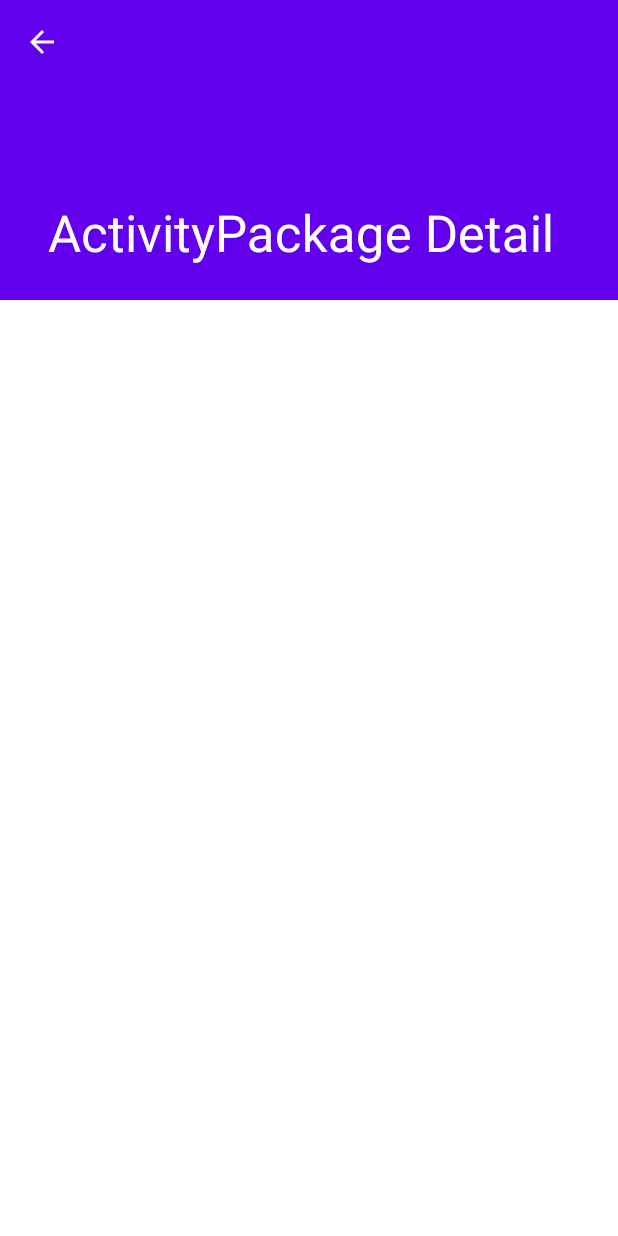
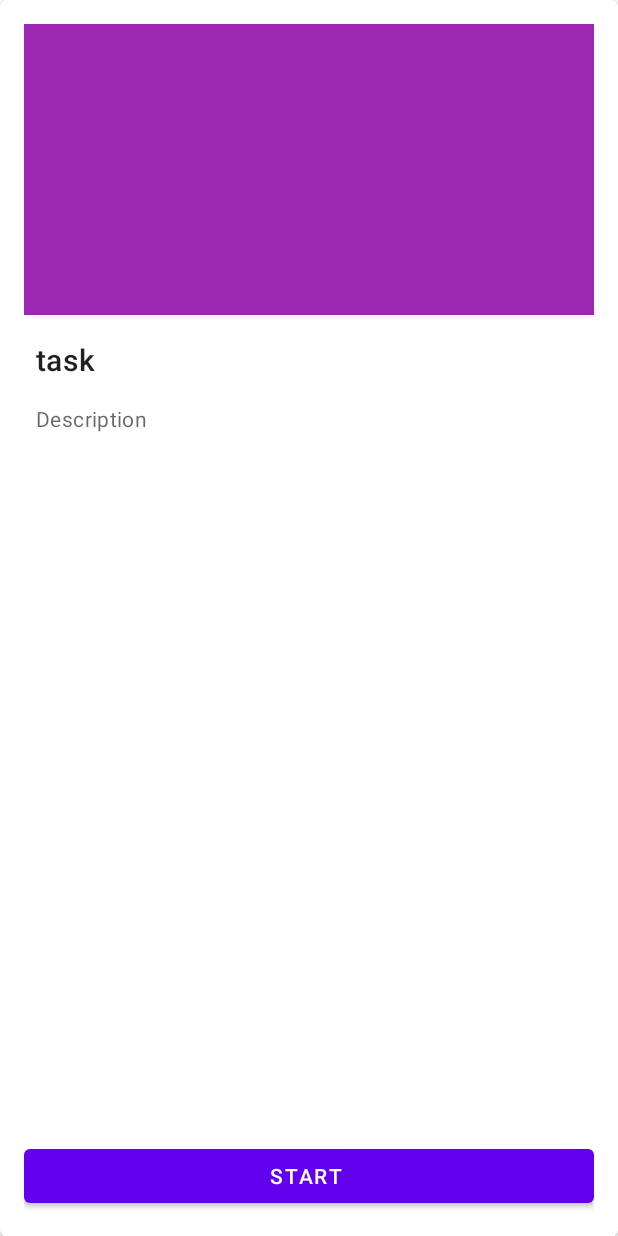
Before and after one commit to ZakharA/HappyActive, an Android app: the ActivityPackageDetailActivity screen opened directly, with no data from a screen before it, on a phone screen of 412 x 824 dp. Run offline under Robolectric (Android 15) with nearby library versions, the phone set to English and light mode, and no system bars; our stand-ins replace Room's generated code; 1 statement that could not run was skipped.

Commit message:
clean up activity UI

```diff
--- a/app/src/main/java/edu/monash/student/happyactive/ActivityPackageDetailActivity.java
+++ b/app/src/main/java/edu/monash/student/happyactive/ActivityPackageDetailActivity.java
@@ -29,14 +29,6 @@ public class ActivityPackageDetailActivity extends AppCompatActivity {
     protected void onCreate(Bundle savedInstanceState) {
         super.onCreate(savedInstanceState);
         setContentView(R.layout.activity_activitypackage_detail);
-        Toolbar toolbar = (Toolbar) findViewById(R.id.detail_toolbar);
-        setSupportActionBar(toolbar);
-
-        // Show the Up button in the action bar.
-        ActionBar actionBar = getSupportActionBar();
-        if (actionBar != null) {
-            actionBar.setDisplayHomeAsUpEnabled(true);
-        }
 
         // savedInstanceState is non-null when there is fragment state
         // saved from previous configurations of this activity
@@ -56,7 +48,7 @@ public class ActivityPackageDetailActivity extends AppCompatActivity {
             ActivityPackageDetailFragment fragment = new ActivityPackageDetailFragment();
             fragment.setArguments(arguments);
             getSupportFragmentManager().beginTransaction()
-                    .add(R.id.activitypackage_detail_container, fragment)
+                    .add(R.id.detail_fragment, fragment)
                     .commit();
         }
     }
--- a/app/src/main/java/edu/monash/student/happyactive/ActivityPackageListActivity.java
+++ b/app/src/main/java/edu/monash/student/happyactive/ActivityPackageListActivity.java
@@ -53,7 +53,7 @@ public class ActivityPackageListActivity extends AppCompatActivity {
         setSupportActionBar(toolbar);
         toolbar.setTitle(getTitle());
 
-        if (findViewById(R.id.activitypackage_detail_container) != null) {
+        if (findViewById(R.id.activitypackage_detail) != null) {
             // The detail container view will be present only in the
             // large-screen layouts (res/values-w900dp).
             // If this view is present, then the
@@ -98,7 +98,7 @@ public class ActivityPackageListActivity extends AppCompatActivity {
                     ActivityPackageDetailFragment fragment = new ActivityPackageDetailFragment();
                     fragment.setArguments(arguments);
                     mParentActivity.getSupportFragmentManager().beginTransaction()
-                            .replace(R.id.activitypackage_detail_container, fragment)
+                            .replace(R.id.activitypackage_detail, fragment)
                             .commit();
                 } else {
                     Context context = view.getContext();
--- a/app/src/main/java/edu/monash/student/happyactive/fragments/ActivityPackageDetailFragment.java
+++ b/app/src/main/java/edu/monash/student/happyactive/fragments/ActivityPackageDetailFragment.java
@@ -57,7 +57,6 @@ public class ActivityPackageDetailFragment extends Fragment {
         if (getArguments().containsKey(ARG_ITEM_ID)) {
             Activity activity = this.getActivity();
             selectedActivityId = activity.getIntent().getExtras().getLong(ActivityPackageDetailFragment.ARG_ITEM_ID);
-            appBarLayout = (CollapsingToolbarLayout) activity.findViewById(R.id.toolbar_layout);
 
         }
     }
@@ -65,7 +64,7 @@ public class ActivityPackageDetailFragment extends Fragment {
     @Override
     public View onCreateView(LayoutInflater inflater, ViewGroup container,
                              Bundle savedInstanceState) {
-        rootView = inflater.inflate(R.layout.activitypackage_detail, container, false);
+        rootView = inflater.inflate(R.layout.activity_activitypackage_detail, container, false);
         return rootView;
     }
 
@@ -74,8 +73,7 @@ public class ActivityPackageDetailFragment extends Fragment {
         super.onViewCreated(view, savedInstanceState);
         mPackageViewModel =  new ViewModelProvider(requireActivity(), new ActivityPackageViewModel.Factory(getActivity().getApplication())).get(ActivityPackageViewModel.class);
         mPackageViewModel.getActivityPackageById(selectedActivityId).observe(getViewLifecycleOwner(), activity -> {
-            appBarLayout.setTitle(activity.title);
-            ((TextView) rootView.findViewById(R.id.activitypackage_detail)).setText(activity.description);
+            //((TextView) rootView.findViewById(R.id.detail_fragment)).setText(activity.description);
         });
     }
 }
--- a/app/src/main/res/layout/activity_activitypackage_detail.xml
+++ b/app/src/main/res/layout/activity_activitypackage_detail.xml
@@ -1,44 +1,73 @@
 <?xml version="1.0" encoding="utf-8"?>
-<androidx.coordinatorlayout.widget.CoordinatorLayout xmlns:android="http://schemas.android.com/apk/res/android"
+<LinearLayout xmlns:android="http://schemas.android.com/apk/res/android"
     xmlns:app="http://schemas.android.com/apk/res-auto"
     xmlns:tools="http://schemas.android.com/tools"
     android:layout_width="match_parent"
     android:layout_height="match_parent"
+    android:id="@+id/detail_fragment"
     android:fitsSystemWindows="true"
-    tools:context=".ActivityPackageDetailActivity"
-    tools:ignore="MergeRootFrame">
+    tools:context=".ActivityPackageDetailActivity">
 
-    <com.google.android.material.appbar.AppBarLayout
-        android:id="@+id/app_bar"
+
+    <com.google.android.material.card.MaterialCardView
+        android:id="@+id/card"
         android:layout_width="match_parent"
-        android:layout_height="@dimen/app_bar_height"
-        android:fitsSystemWindows="true"
-        android:theme="@style/ThemeOverlay.AppCompat.Dark.ActionBar">
+        android:layout_height="match_parent">
 
-        <com.google.android.material.appbar.CollapsingToolbarLayout
-            android:id="@+id/toolbar_layout"
+
+        <androidx.constraintlayout.widget.ConstraintLayout
+            android:id="@+id/linearLayout"
             android:layout_width="match_parent"
             android:layout_height="match_parent"
-            android:fitsSystemWindows="true"
-            app:contentScrim="?attr/colorPrimary"
-            app:layout_scrollFlags="scroll|exitUntilCollapsed"
-            app:toolbarId="@+id/toolbar">
+            android:padding="16dp">
 
-            <androidx.appcompat.widget.Toolbar
-                android:id="@+id/detail_toolbar"
-                android:layout_width="match_parent"
-                android:layout_height="?attr/actionBarSize"
-                app:layout_collapseMode="pin"
-                app:popupTheme="@style/ThemeOverlay.AppCompat.Light" />
+            <!-- Title, secondary and supporting text -->
+            <ImageView
+                android:id="@+id/imageView"
+                android:layout_width="0dp"
+                android:layout_height="194dp"
+                android:background="#9C27B0"
+                app:layout_constraintEnd_toEndOf="parent"
+                app:layout_constraintStart_toStartOf="parent"
+                app:layout_constraintTop_toTopOf="parent" />
 
-        </com.google.android.material.appbar.CollapsingToolbarLayout>
+            <TextView
+                android:id="@+id/task_title"
+                android:layout_width="wrap_content"
+                android:layout_height="wrap_content"
+                android:layout_marginStart="8dp"
+                android:layout_marginLeft="8dp"
+                android:layout_marginTop="16dp"
+                android:text="@string/task_title"
+                android:textAppearance="?attr/textAppearanceHeadline6"
+                app:layout_constraintStart_toStartOf="parent"
+                app:layout_constraintTop_toBottomOf="@+id/imageView" />
 
-    </com.google.android.material.appbar.AppBarLayout>
+            <TextView
+                android:id="@+id/task_description"
+                android:layout_width="wrap_content"
+                android:layout_height="wrap_content"
+                android:layout_marginStart="8dp"
+                android:layout_marginLeft="8dp"
+                android:layout_marginTop="16dp"
+                android:text="@string/task_description"
+                android:textAppearance="?attr/textAppearanceBody2"
+                android:textColor="?android:attr/textColorSecondary"
+                app:layout_constraintStart_toStartOf="parent"
+                app:layout_constraintTop_toBottomOf="@+id/task_title" />
 
-    <androidx.core.widget.NestedScrollView
-        android:id="@+id/activitypackage_detail_container"
-        android:layout_width="match_parent"
-        android:layout_height="match_parent"
-        app:layout_behavior="@string/appbar_scrolling_view_behavior" />
+            <Button
+                android:id="@+id/button"
+                android:layout_width="fill_parent"
+                android:layout_height="wrap_content"
+                android:text="@string/start_activity_button"
+                app:layout_constraintBottom_toBottomOf="parent"
+                app:layout_constraintEnd_toEndOf="parent"
+                app:layout_constraintStart_toStartOf="parent" />
 
-</androidx.coordinatorlayout.widget.CoordinatorLayout>
+        </androidx.constraintlayout.widget.ConstraintLayout>
+
+
+    </com.google.android.material.card.MaterialCardView>
+
+</LinearLayout>
--- a/app/src/main/res/layout/activitypackage_list.xml
+++ b/app/src/main/res/layout/activitypackage_list.xml
@@ -6,8 +6,6 @@
     android:name="edu.monash.student.happyactive.ActivityPackageListFragment"
     android:layout_width="match_parent"
     android:layout_height="match_parent"
-    android:layout_marginLeft="16dp"
-    android:layout_marginRight="16dp"
     app:layoutManager="LinearLayoutManager"
     tools:context=".ActivityPackageListActivity"
     tools:listitem="@layout/activitypackage_list_content" />
--- a/app/src/main/res/values/strings.xml
+++ b/app/src/main/res/values/strings.xml
@@ -16,4 +16,5 @@
     <string name="dialog_cancel_session">do you want to cancel activity?</string>
     <string name="no">NO</string>
     <string name="yes">YES</string>
+    <string name="start_activity_button">"Start "</string>
 </resources>
```
Also changed, not shown: app/src/main/res/layout/activitypackage_list_content.xml (+38 -5 lines).
